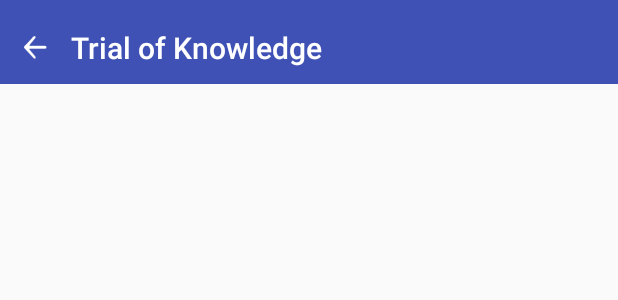
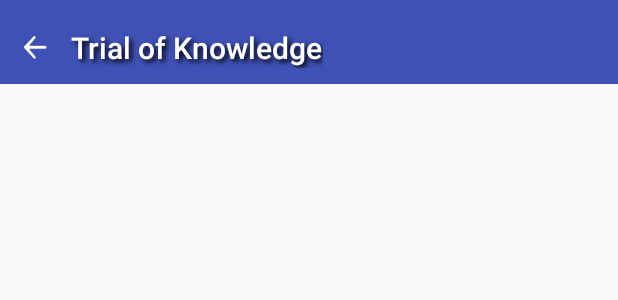
Before and after one commit to Trip-down-Memory-Lane/android_loremaster, an Android app: the layout activity_quiz.xml on its own in the app's theme, with its tools: preview values and no code run, on a phone screen of 412 x 824 dp. Shown: the top 300 px of the screen. Run offline under Robolectric (Android 15) with nearby library versions, the light colour scheme and no system bars.

Commit message:
Some work on activity_main.xml. Custom drawable needed for buttons across the app.

```diff
--- a/app/src/main/res/values/strings.xml
+++ b/app/src/main/res/values/strings.xml
@@ -38,4 +38,5 @@
     <string name="home_hide_rules_btn">Hide</string>
     <string name="home_rules_sub_heading">Your worth is measured in Truth!</string>
     <string name="score_header_background_image_alt">Background, stars, titans</string>
+    <string name="quiz_submit_score_algalon_alt">Algalon the Observer</string>
 </resources>
--- a/app/src/main/res/values/styles.xml
+++ b/app/src/main/res/values/styles.xml
@@ -25,8 +25,11 @@
         <item name="android:textSize">20sp</item>
         <item name="android:text">@string/app_name</item>
         <item name="android:layout_height">wrap_content</item>
-        <item name="android:layout_width">0dp</item>
-        <item name="android:layout_weight">1</item>
+        <item name="android:layout_width">wrap_content</item>
+        <item name="android:shadowColor">@android:color/black</item>
+        <item name="android:shadowDx">3</item>
+        <item name="android:shadowDy">3</item>
+        <item name="android:shadowRadius">4</item>
     </style>
 
     <style name="ApplicationHeading">
```
Also changed, not shown: app/src/main/res/layout/activity_main.xml (+18 -12 lines).
